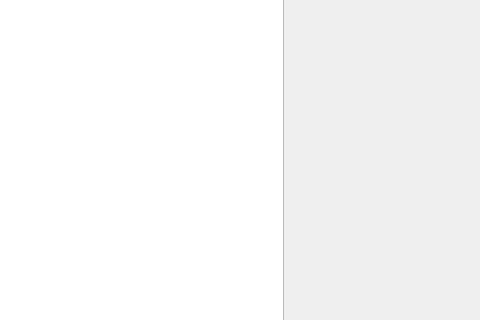
Before: the Qt Designer form Designs/mainWindow.ui in Sergey207/Metar-decoder, drawn with Qt 5; both pictures show x 544 to 1024 and y 86 to 406 of the 1024 by 768 pixel window.
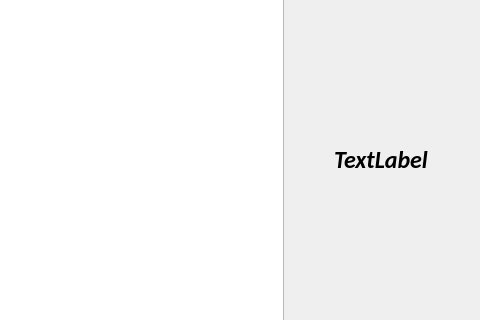
After: the same form once the commit is applied.

Diff of the .ui file:
```diff
--- a/Designs/mainWindow.ui
+++ b/Designs/mainWindow.ui
@@ -131,6 +131,24 @@
               </property>
              </widget>
             </item>
+            <item>
+             <widget class="QLabel" name="lblText">
+              <property name="font">
+               <font>
+                <family>Calibri</family>
+                <pointsize>18</pointsize>
+                <italic>true</italic>
+                <bold>true</bold>
+               </font>
+              </property>
+              <property name="text">
+               <string>TextLabel</string>
+              </property>
+              <property name="alignment">
+               <set>Qt::AlignCenter</set>
+              </property>
+             </widget>
+            </item>
             <item>
              <spacer name="verticalSpacer_4">
               <property name="orientation">
```
